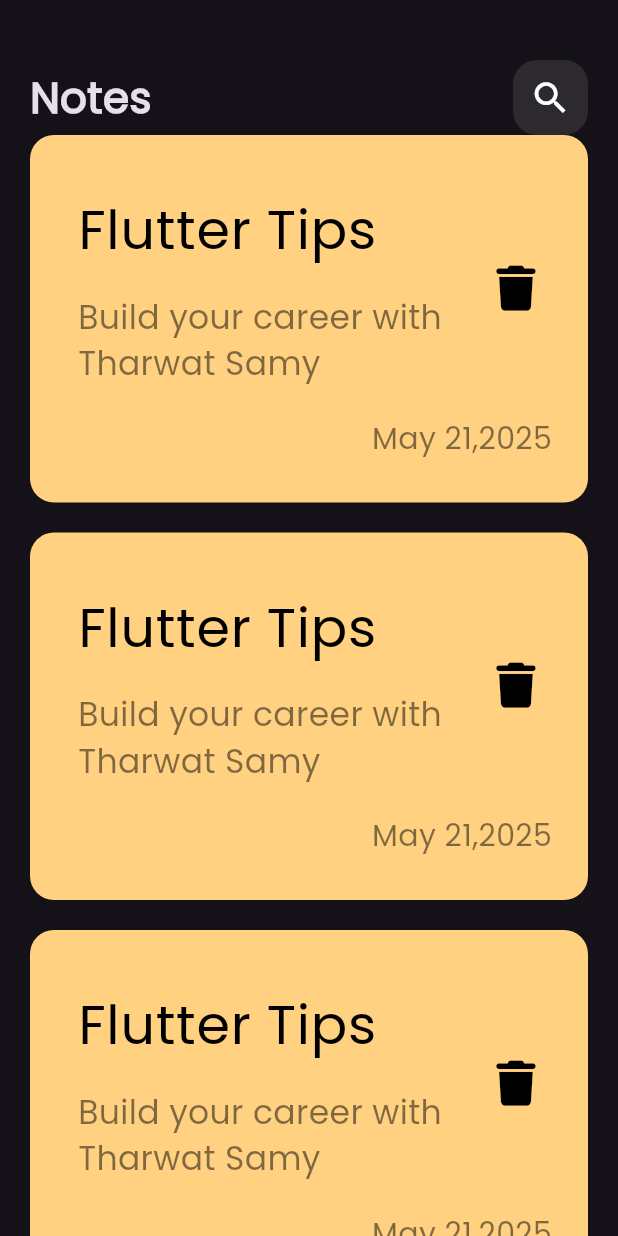
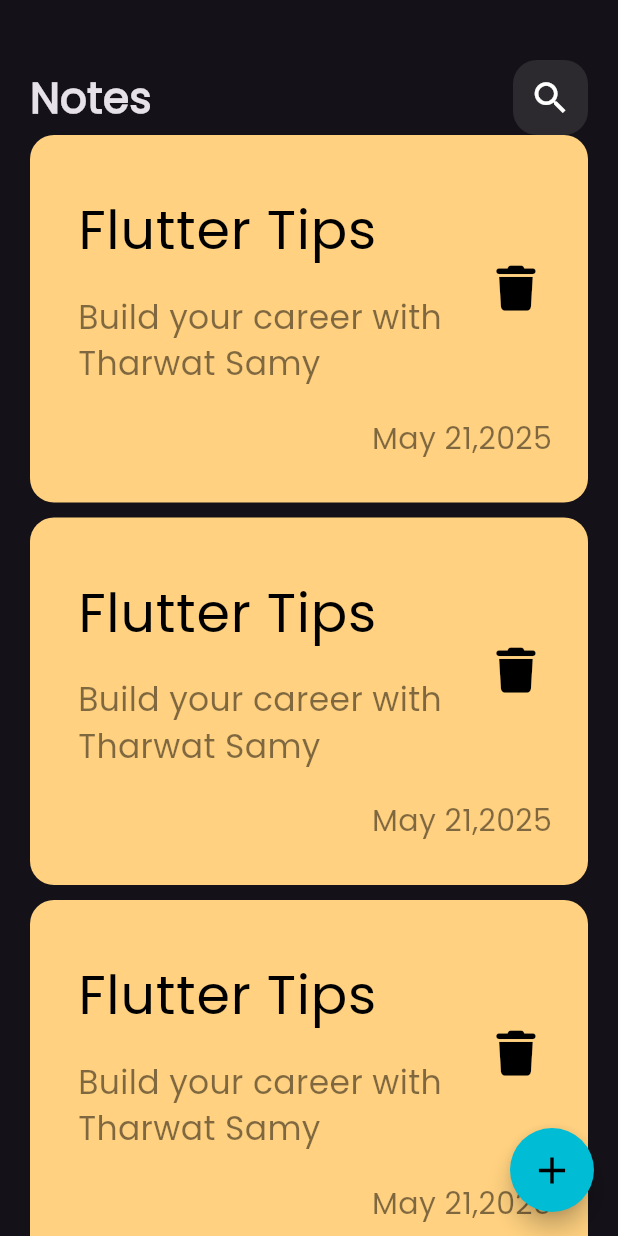
Before and after one commit to hebasalhien/notes_app, a Flutter app: the screen it shows after launch, on a phone screen of 412 x 824 dp. Run offline on Flutter 3.47's test engine with Material 3 defaults, Android fonts, the phone set to English and light mode, and no system bars; our stand-ins replace font_awesome_flutter.

Commit message:
add floating action button

```diff
--- a/lib/views/notes_view.dart
+++ b/lib/views/notes_view.dart
@@ -8,6 +8,12 @@ class NotesView extends StatelessWidget {
   Widget build(BuildContext context) {
     return Scaffold(
       body: const NotesViewBody(),
+      floatingActionButton: FloatingActionButton(
+        onPressed: () {},
+        backgroundColor: Colors.cyan,
+        shape: CircleBorder(),
+        child: Icon(Icons.add, size: 30, color: Colors.black),
+      ),
     );
   }
 }
--- a/lib/widgets/notes_list_view.dart
+++ b/lib/widgets/notes_list_view.dart
@@ -8,7 +8,7 @@ class NotesListView extends StatelessWidget {
     return ListView.builder(
       itemBuilder: (context, index) {
         return Padding(
-          padding: const EdgeInsets.only(bottom: 20),
+          padding: const EdgeInsets.only(bottom: 10),
           child: const CustomNoteItem(),
         );
       },
```
Also changed, not shown: lib/models/notes_model.dart (added, +8 -0 lines).
